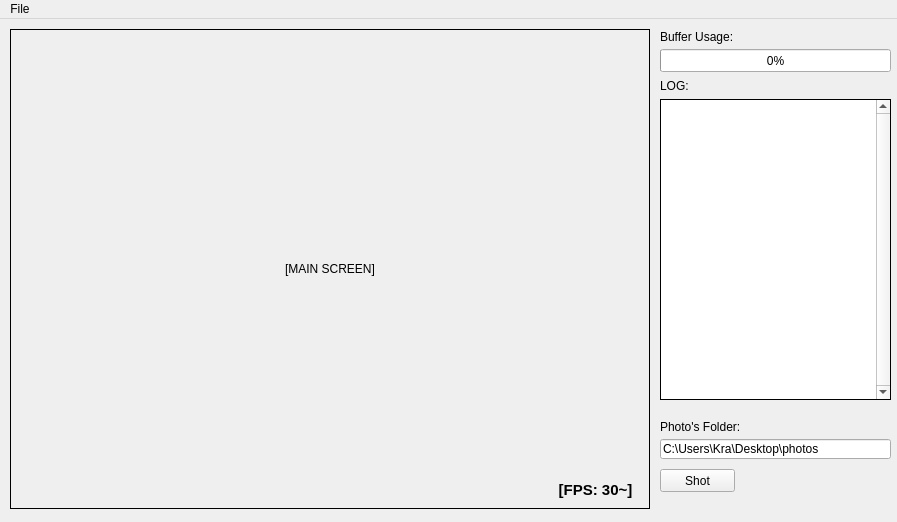
Before: the Qt Designer form src/mainwindow.ui in langelog/untitled, drawn with Qt 5.
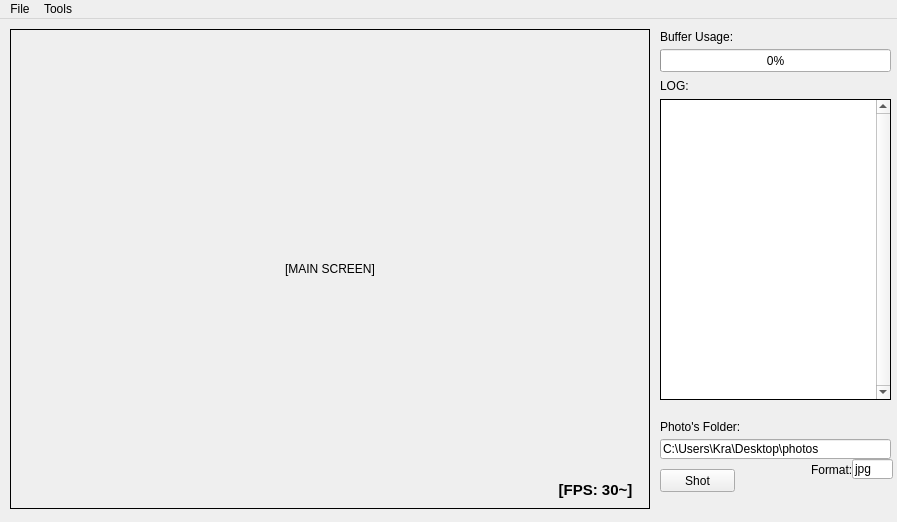
After: the same form once the commit is applied.

```diff
--- a/src/mainwindow.ui
+++ b/src/mainwindow.ui
@@ -165,6 +165,43 @@
      <string>Shot</string>
     </property>
    </widget>
+   <widget class="QLineEdit" name="line_format">
+    <property name="geometry">
+     <rect>
+      <x>852</x>
+      <y>440</y>
+      <width>41</width>
+      <height>20</height>
+     </rect>
+    </property>
+    <property name="text">
+     <string>jpg</string>
+    </property>
+   </widget>
+   <widget class="QLabel" name="label_5">
+    <property name="geometry">
+     <rect>
+      <x>811</x>
+      <y>443</y>
+      <width>51</width>
+      <height>16</height>
+     </rect>
+    </property>
+    <property name="text">
+     <string>Format:</string>
+    </property>
+   </widget>
+   <zorder>label_main</zorder>
+   <zorder>label</zorder>
+   <zorder>bufferUsage</zorder>
+   <zorder>label_2</zorder>
+   <zorder>plainTextEdit</zorder>
+   <zorder>label_3</zorder>
+   <zorder>label_4</zorder>
+   <zorder>line_pathPhotos</zorder>
+   <zorder>pushButton</zorder>
+   <zorder>label_5</zorder>
+   <zorder>line_format</zorder>
   </widget>
   <widget class="QMenuBar" name="menuBar">
    <property name="geometry">
@@ -184,7 +221,14 @@
     <addaction name="separator"/>
     <addaction name="actionClose"/>
    </widget>
+   <widget class="QMenu" name="menuTools">
+    <property name="title">
+     <string>Tools</string>
+    </property>
+    <addaction name="actionObject_Locator"/>
+   </widget>
    <addaction name="menuFile"/>
+   <addaction name="menuTools"/>
   </widget>
   <action name="actionOpen_Cam">
    <property name="text">
```
Left out of the diff: 5 changed lines with no effect on the pictures.
